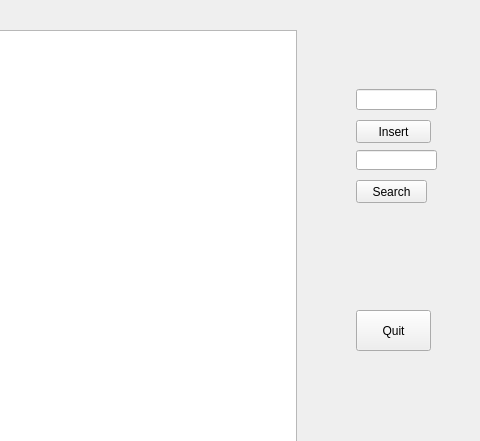
Qt form Visualizer/treewidget.ui (sauzzon/Visualization) before a commit; both pictures show x 894 to 1374 and y 0 to 441 of the 1374 by 720 pixel window.
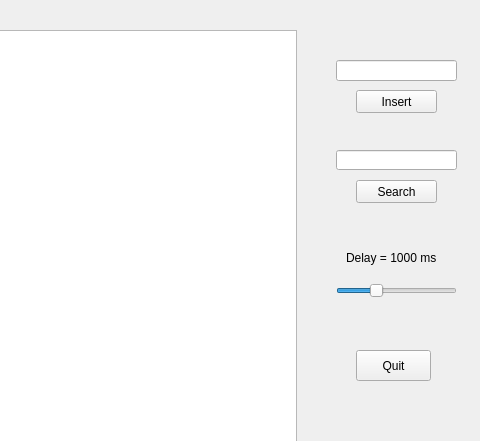
The same form after that commit.

Commit message:
Delay slider added
Delay slider added

```diff
--- a/Visualizer/treewidget.ui
+++ b/Visualizer/treewidget.ui
@@ -33,9 +33,9 @@
    <property name="geometry">
     <rect>
      <x>1250</x>
-     <y>310</y>
+     <y>350</y>
      <width>75</width>
-     <height>41</height>
+     <height>31</height>
     </rect>
    </property>
    <property name="text">
@@ -45,9 +45,9 @@
   <widget class="QLineEdit" name="insertValue">
    <property name="geometry">
     <rect>
-     <x>1250</x>
-     <y>89</y>
-     <width>81</width>
+     <x>1230</x>
+     <y>60</y>
+     <width>121</width>
      <height>21</height>
     </rect>
    </property>
@@ -56,8 +56,8 @@
    <property name="geometry">
     <rect>
      <x>1250</x>
-     <y>120</y>
-     <width>75</width>
+     <y>90</y>
+     <width>81</width>
      <height>23</height>
     </rect>
    </property>
@@ -68,9 +68,9 @@
   <widget class="QLineEdit" name="searchValue">
    <property name="geometry">
     <rect>
-     <x>1250</x>
+     <x>1230</x>
      <y>150</y>
-     <width>81</width>
+     <width>121</width>
      <height>20</height>
     </rect>
    </property>
@@ -80,7 +80,7 @@
     <rect>
      <x>1250</x>
      <y>180</y>
-     <width>71</width>
+     <width>81</width>
      <height>23</height>
     </rect>
    </property>
@@ -88,6 +88,47 @@
     <string>Search</string>
    </property>
   </widget>
+  <widget class="QSlider" name="horizontalSlider">
+   <property name="geometry">
+    <rect>
+     <x>1230</x>
+     <y>280</y>
+     <width>121</width>
+     <height>22</height>
+    </rect>
+   </property>
+   <property name="minimum">
+    <number>100</number>
+   </property>
+   <property name="maximum">
+    <number>3000</number>
+   </property>
+   <property name="singleStep">
+    <number>100</number>
+   </property>
+   <property name="pageStep">
+    <number>100</number>
+   </property>
+   <property name="value">
+    <number>1000</number>
+   </property>
+   <property name="orientation">
+    <enum>Qt::Horizontal</enum>
+   </property>
+  </widget>
+  <widget class="QLabel" name="delayLabel">
+   <property name="geometry">
+    <rect>
+     <x>1240</x>
+     <y>250</y>
+     <width>101</width>
+     <height>16</height>
+    </rect>
+   </property>
+   <property name="text">
+    <string>Delay = 1000 ms</string>
+   </property>
+  </widget>
  </widget>
  <resources/>
  <connections/>
```
The commit also changes 7 other files.
